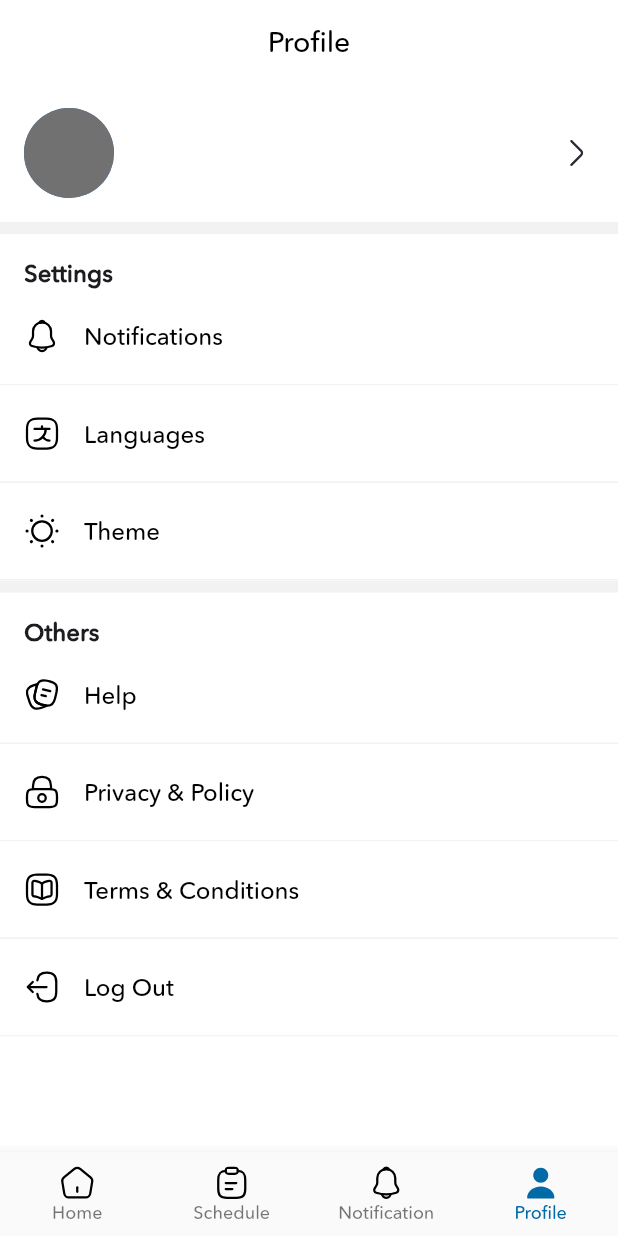
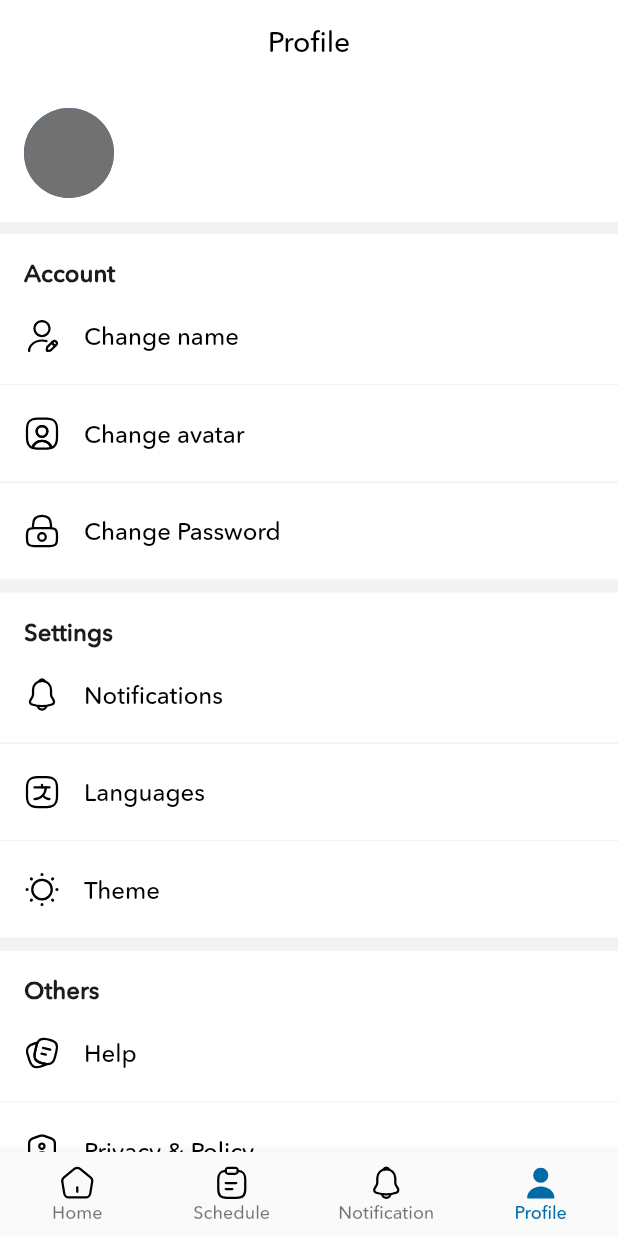
Before and after one commit to lephuc-dev/task_management_app, a Flutter app: the screen it shows after launch, item 4 of the bottom bar chosen, on a phone screen of 412 x 824 dp. Run offline on Flutter 3.47's test engine with Material 2 defaults, Android fonts, the phone set to English and light mode, and no system bars; our stand-ins replace cloud_firestore, equatable, firebase_auth, firebase_core, firebase_storage, flutter_spinkit and 5 more; missing offline and left inert: flutter_inappwebview; accounts and stored records are empty; network calls fail.

Commit message:
account section in profile tab

```diff
--- a/lib/blocs/profile_tab/profile_tab_bloc.dart
+++ b/lib/blocs/profile_tab/profile_tab_bloc.dart
@@ -13,6 +13,11 @@ class ProfileTabBloc extends BaseBloc<ProfileTabState> {
     return userRepository.getInformationUserByIdStream(authenticationRepository.getCurrentUserId());
   }
 
+  Future<void> signOut() async {
+    emitLoading(true);
+    await authenticationRepository.signOut().whenComplete(() => emitLoading(false));
+  }
+
   @override
   void dispose() {
     super.dispose();
--- a/lib/pages/profile_tab/profile_tab_page.dart
+++ b/lib/pages/profile_tab/profile_tab_page.dart
@@ -1,13 +1,11 @@
 import 'package:flutter/material.dart';
-import 'package:flutter_svg/flutter_svg.dart';
-import 'package:task_management_app/base/base.dart';
-import 'package:task_management_app/blocs/blocs.dart';
-import 'package:task_management_app/models/models.dart';
-import 'package:task_management_app/pages/profile_tab/widgets.dart';
-import 'package:task_management_app/resources/resources.dart';
-import 'package:task_management_app/router/router.dart';
-
+import '../../base/base.dart';
+import '../../blocs/blocs.dart';
+import '../../models/models.dart';
+import '../../resources/resources.dart';
+import '../../router/router.dart';
 import '../../widgets/widgets.dart';
+import 'widgets/option_item.dart';
 
 class ProfileTabPage extends StatefulWidget {
   final ProfileTabBloc bloc;
@@ -37,12 +35,17 @@ class _ProfileTabPageState extends BaseState<ProfileTabPage, ProfileTabBloc> {
           children: [
             InkWellWrapper(
               onTap: () {},
-              paddingChild: const EdgeInsets.all(16.0),
+              paddingChild: const EdgeInsets.only(top: 16.0),
               child: StreamBuilder<User?>(
                   stream: bloc.getInformationUserStream(),
                   builder: (context, snapshot) {
-                    if (snapshot.hasData) {
-                      return Row(
+                    return Column(
+                      crossAxisAlignment: CrossAxisAlignment.start,
+                      children: [
+                        Padding(
+                          padding: const EdgeInsets.symmetric(horizontal: 16.0),
+                          child: snapshot.hasData
+                              ? Row(
                                   children: [
                                     CircleAvatar(
                                       radius: 30,
@@ -58,7 +61,7 @@ class _ProfileTabPageState extends BaseState<ProfileTabPage, ProfileTabBloc> {
                                         errorBuilder: (context, object, stacktrace) {
                                           return AvatarWithName(
                                             name: snapshot.data?.name ?? "?",
-                                  fontSize: 16,
+                                            fontSize: 18,
                                             shapeSize: 60,
                                             count: 2,
                                           );
@@ -82,12 +85,76 @@ class _ProfileTabPageState extends BaseState<ProfileTabPage, ProfileTabBloc> {
                                         ],
                                       ),
                                     ),
-                          SvgPicture.asset(VectorImageAssets.ic_arrow_right)
+                                  ],
+                                )
+                              : Row(
+                                  children: [
+                                    const ClipOval(
+                                      child: LoadingContainer(
+                                        height: 60,
+                                        width: 60,
+                                      ),
+                                    ),
+                                    const SizedBox(width: 16),
+                                    Expanded(
+                                      child: Column(
+                                        crossAxisAlignment: CrossAxisAlignment.start,
+                                        children: [
+                                          LoadingContainer(
+                                            height: 24,
+                                            width: 100,
+                                            borderRadius: BorderRadius.circular(4),
+                                          ),
+                                          const SizedBox(height: 4),
+                                          LoadingContainer(
+                                            height: 18,
+                                            width: 150,
+                                            borderRadius: BorderRadius.circular(4),
+                                          ),
+                                        ],
+                                      ),
+                                    ),
+                                  ],
+                                ),
+                        ),
+                        Container(
+                          height: 8,
+                          margin: const EdgeInsets.only(top: 16),
+                          width: double.infinity,
+                          color: AppColors.neutral99,
+                        ),
+                        Padding(
+                          padding: const EdgeInsets.only(left: 16, top: 16),
+                          child: Text(
+                            "Account",
+                            style: Theme.of(context).textTheme.headline4?.copyWith(
+                                  color: AppColors.neutral10,
+                                ),
+                          ),
+                        ),
+                        OptionItem(
+                          title: 'Change name',
+                          icon: VectorImageAssets.ic_edit_name,
+                          onTap: () {
+                            ///TODO: Thêm sự kiện chuyển sang màn hình MyTasks
+                          },
+                        ),
+                        OptionItem(
+                          title: 'Change avatar',
+                          icon: VectorImageAssets.ic_avatar,
+                          onTap: () {
+                            ///TODO: Thêm sự kiện chuyển sang màn hình MyTasks
+                          },
+                        ),
+                        OptionItem(
+                          title: 'Change Password',
+                          icon: VectorImageAssets.ic_password,
+                          onTap: () {
+                            ///TODO: Thêm sự kiện chuyển sang màn hình MyTasks
+                          },
+                        ),
                       ],
                     );
-                    } else {
-                      return Container();
-                    }
                   }),
             ),
             Container(
@@ -148,7 +215,7 @@ class _ProfileTabPageState extends BaseState<ProfileTabPage, ProfileTabBloc> {
             ),
             OptionItem(
               title: 'Privacy & Policy',
-              icon: VectorImageAssets.ic_password,
+              icon: VectorImageAssets.ic_privacy,
               onTap: () {
                 Navigator.pushNamed(context, Routes.privacy);
               },
@@ -164,8 +231,13 @@ class _ProfileTabPageState extends BaseState<ProfileTabPage, ProfileTabBloc> {
               title: 'Log Out',
               icon: VectorImageAssets.ic_logout,
               onTap: () {
-                ///TODO: Thêm sự kiện chuyển sang màn hình MyTasks
+                bloc.signOut().then((value) => Navigator.pushNamedAndRemoveUntil(context, Routes.signIn, (route) => false));
               },
+            ),
+            Container(
+              height: 8,
+              width: double.infinity,
+              color: AppColors.neutral99,
             ),
           ],
         ),
--- a/lib/pages/profile_tab/widgets.dart
+++ b/lib/pages/profile_tab/widgets/option_item.dart
@@ -1,7 +1,7 @@
 import 'package:flutter/material.dart';
 import 'package:flutter_svg/svg.dart';
-import '../../resources/resources.dart';
-import '../../widgets/widgets.dart';
+import '../../../resources/resources.dart';
+import '../../../widgets/widgets.dart';
 
 class OptionItem extends StatelessWidget {
   final String title;
--- a/lib/repositories/authentication_repository.dart
+++ b/lib/repositories/authentication_repository.dart
@@ -1,5 +1,6 @@
 import 'package:cloud_firestore/cloud_firestore.dart';
 import 'package:firebase_auth/firebase_auth.dart';
+import 'package:flutter/foundation.dart';
 
 class AuthenticationRepository {
   final _firebaseAuth = FirebaseAuth.instance;
@@ -50,4 +51,14 @@ class AuthenticationRepository {
       onUpdateError(e.toString());
     }
   }
+
+  Future<void> signOut() async {
+    try {
+      await _firebaseAuth.signOut();
+    } catch (e) {
+      if (kDebugMode) {
+        print(e.toString());
+      }
+    }
+  }
 }
--- a/lib/resources/assets.dart
+++ b/lib/resources/assets.dart
@@ -32,6 +32,8 @@ class VectorImageAssets {
   static const String ic_sun = '$_pathPrefix/ic_sun.svg';
   static const String ic_arrow_right = '$_pathPrefix/ic_arrow_right.svg';
   static const String ic_book = '$_pathPrefix/ic_book.svg';
+  static const String ic_privacy = '$_pathPrefix/ic_privacy.svg';
+  static const String ic_edit_name = '$_pathPrefix/ic_edit_name.svg';
 
   static const String img_on_boarding_1 = '$_pathPrefix/img_on_boarding_1.svg';
   static const String img_on_boarding_2 = '$_pathPrefix/img_on_boarding_2.svg';
```
Also changed, not shown: assets/images/svg/ic_edit_name.svg (added), assets/images/svg/ic_privacy.svg (added). Lines whose indentation alone changed are shown as unchanged.
